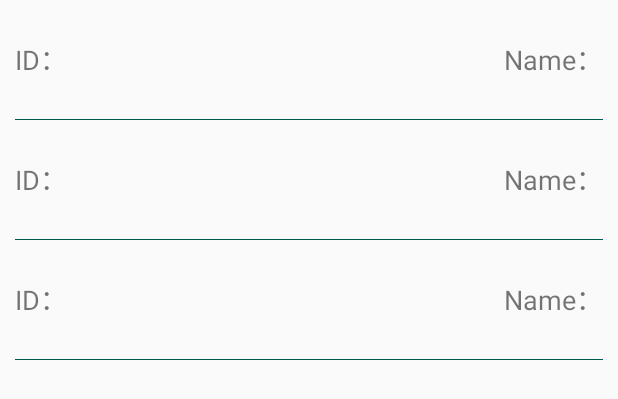
After one commit to maxtsai1991/MaxFunctionPractise, an Android app: the layout activity_mvvm_test1_main.xml on its own in the app's theme, with its tools: preview values and no code run, on a phone screen of 412 x 824 dp. The commit adds this screen. Shown: the top 399 px of the screen. Run offline under Robolectric (Android 15) with nearby library versions, the phone set to English and light mode, and no system bars; network calls fail.

Commit message:
MVVM 練習(RxJava Retrofit OkHttp Mvvm)

```diff
--- a/app/src/main/AndroidManifest.xml
+++ b/app/src/main/AndroidManifest.xml
@@ -12,6 +12,9 @@
         android:roundIcon="@mipmap/ic_launcher_round"
         android:supportsRtl="true"
         android:theme="@style/Theme.Jsonpersoncat">
+        <activity
+            android:name=".MvvmTest1MainActivity"
+            android:exported="false" />
         <activity
             android:name=".RecyclerViewStudentActivity"
             android:exported="false" />
--- /dev/null
+++ b/app/src/main/res/drawable/ic_delete_black_24dp.xml
@@ -0,0 +1,5 @@
+<vector android:height="24dp" android:tint="#FFFFFF"
+    android:viewportHeight="24.0" android:viewportWidth="24.0"
+    android:width="24dp" xmlns:android="http://schemas.android.com/apk/res/android">
+    <path android:fillColor="#FF000000" android:pathData="M6,19c0,1.1 0.9,2 2,2h8c1.1,0 2,-0.9 2,-2V7H6v12zM19,4h-3.5l-1,-1h-5l-1,1H5v2h14V4z"/>
+</vector>
--- /dev/null
+++ b/app/src/main/res/layout/activity_mvvm_test1_main.xml
@@ -0,0 +1,24 @@
+<?xml version="1.0" encoding="utf-8"?>
+<layout xmlns:android="http://schemas.android.com/apk/res/android"
+    xmlns:app="http://schemas.android.com/apk/res-auto"
+    xmlns:tools="http://schemas.android.com/tools">
+
+    <data>
+
+    </data>
+
+    <androidx.constraintlayout.widget.ConstraintLayout
+        android:layout_width="match_parent"
+        android:layout_height="match_parent"
+        tools:context=".MainActivity">
+
+        <androidx.recyclerview.widget.RecyclerView
+            app:layoutManager="androidx.recyclerview.widget.LinearLayoutManager"
+            android:id="@+id/rv_main"
+            android:layout_width="match_parent"
+            android:layout_height="match_parent"
+            tools:listitem="@layout/adapter_main"
+            android:orientation="vertical" />
+
+    </androidx.constraintlayout.widget.ConstraintLayout>
+</layout>
--- /dev/null
+++ b/app/src/main/res/layout/adapter_main.xml
@@ -0,0 +1,54 @@
+<?xml version="1.0" encoding="utf-8"?>
+<layout xmlns:android="http://schemas.android.com/apk/res/android">
+
+    <data>
+        <variable
+            name="mp"
+            type="com.example.demo.jsonpersoncat.mvvmtest1.MpBean" />
+    </data>
+
+    <LinearLayout
+        android:layout_width="match_parent"
+        android:layout_height="80dp"
+        android:orientation="vertical"
+        android:layout_marginHorizontal="10dp"
+        android:gravity="center" >
+        <LinearLayout
+            android:orientation="horizontal"
+            android:layout_width="match_parent"
+            android:layout_height="match_parent">
+            <TextView
+                android:layout_width="wrap_content"
+                android:layout_height="match_parent"
+                android:text="ID："
+                android:textSize="18sp"
+                android:gravity="center" />
+            <TextView
+                android:layout_width="0dp"
+                android:layout_height="match_parent"
+                android:layout_weight="1"
+                android:text="@{String.valueOf(mp.order)}"
+                android:gravity="start|center_vertical"
+                android:textSize="18sp"
+                android:textColor="@color/colorPrimary" />
+            <TextView
+                android:layout_width="wrap_content"
+                android:layout_height="match_parent"
+                android:text="Name："
+                android:textSize="18sp"
+                android:gravity="center" />
+            <TextView
+                android:layout_width="wrap_content"
+                android:layout_height="match_parent"
+                android:text="@{mp.name}"
+                android:textSize="18sp"
+                android:gravity="center"
+                android:textColor="@color/colorAccent" />
+        </LinearLayout>
+        <LinearLayout
+            android:layout_width="match_parent"
+            android:layout_height="2dp"
+            android:background="@color/colorPrimaryDark" />
+    </LinearLayout>
+
+</layout>
--- a/app/src/main/res/values/colors.xml
+++ b/app/src/main/res/values/colors.xml
@@ -11,4 +11,8 @@
     <color name="blue_RURI">#005CAF</color>
     <color name="yellow_YAMABUKI">#FFB11B</color>
     <color name="red_GINSYU">#C73E3A</color>
+
+    <color name="colorPrimary">#008577</color>
+    <color name="colorPrimaryDark">#00574B</color>
+    <color name="colorAccent">#D81B60</color>
 </resources>
```
Also changed, not shown: app/build.gradle (+12 -1 lines), app/src/main/java/com/example/demo/jsonpersoncat/HomeMainActivity.java (+11 -1 lines), app/src/main/java/com/example/demo/jsonpersoncat/MvvmTest1MainActivity.java (added, +27 -0 lines), app/src/main/java/com/example/demo/jsonpersoncat/data/DataItem.java (added, +46 -0 lines), app/src/main/java/com/example/demo/jsonpersoncat/data/Response.java (added, +21 -0 lines), app/src/main/java/com/example/demo/jsonpersoncat/mvvmtest1/BaseData.java (added, +40 -0 lines), app/src/main/java/com/example/demo/jsonpersoncat/mvvmtest1/HttpConfig.java (added, +11 -0 lines), app/src/main/java/com/example/demo/jsonpersoncat/mvvmtest1/MpBean.java (added, +78 -0 lines), app/src/main/java/com/example/demo/jsonpersoncat/mvvmtest1/MpSerivce.java (added, +25 -0 lines), app/src/main/java/com/example/demo/jsonpersoncat/mvvmtest1/Test1MainAdapter.java (added, +71 -0 lines), app/src/main/java/com/example/demo/jsonpersoncat/mvvmtest1/Test1MainModel.java (added, +51 -0 lines), app/src/main/java/com/example/demo/jsonpersoncat/mvvmtest1/Test1MainViewModel.java (added, +68 -0 lines), app/src/main/res/layout/activity_home_main.xml (+13 -0 lines).
